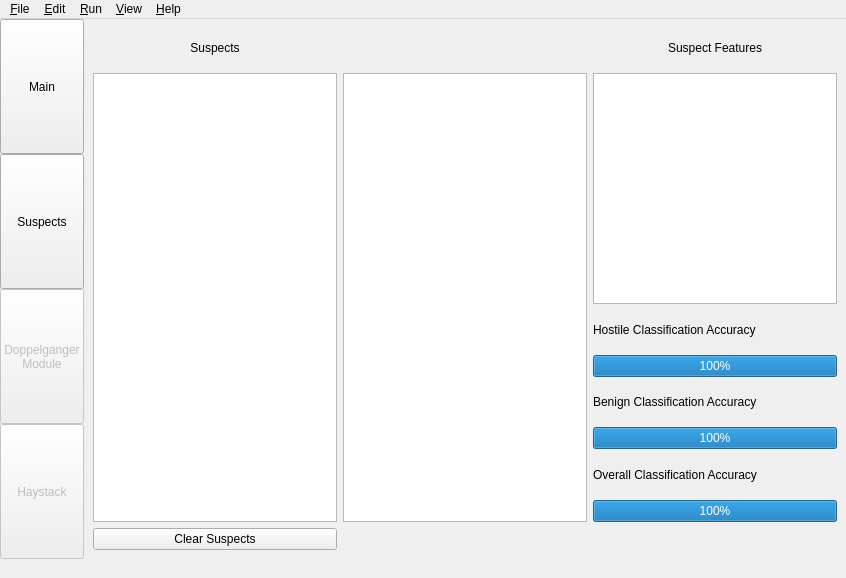
Above: NovaGUI/UI/novagui.ui from altf4/Nova before the change. Below: the same form after it.
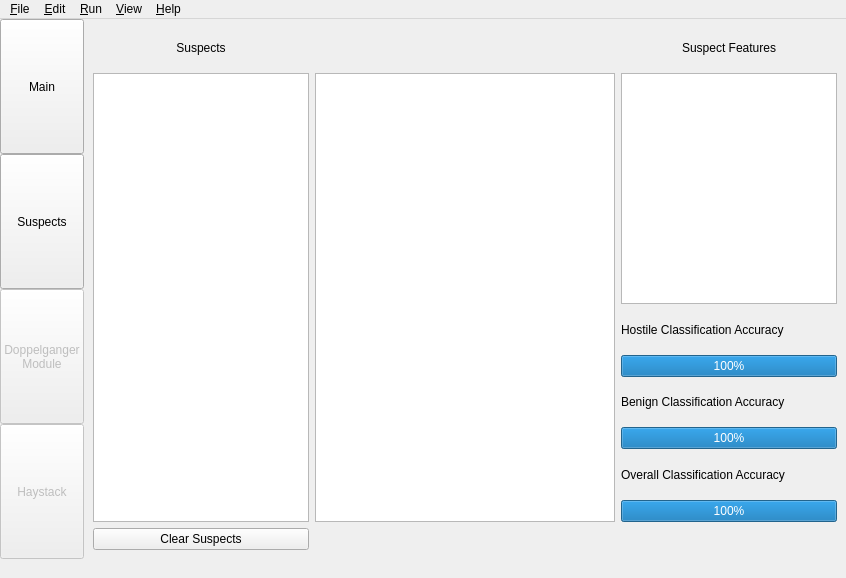
That is the form after the change.

Commit message: GUI: Display the values of features on top of the bars

Patch:
```diff
--- a/NovaGUI/UI/novagui.ui
+++ b/NovaGUI/UI/novagui.ui
@@ -577,7 +577,20 @@
          </widget>
         </item>
         <item row="1" column="1" rowspan="12">
-         <widget class="QListWidget" name="suspectDistances"/>
+         <widget class="QListWidget" name="suspectDistances">
+          <property name="sizePolicy">
+           <sizepolicy hsizetype="MinimumExpanding" vsizetype="Expanding">
+            <horstretch>0</horstretch>
+            <verstretch>0</verstretch>
+           </sizepolicy>
+          </property>
+          <property name="minimumSize">
+           <size>
+            <width>300</width>
+            <height>0</height>
+           </size>
+          </property>
+         </widget>
         </item>
         <item row="11" column="2">
          <widget class="QLabel" name="overallSuspectClassificationLabel">
```
The commit also changes 1 other file.
